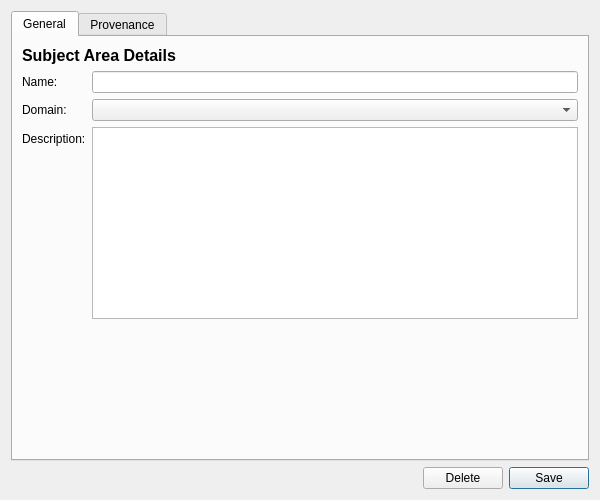
OreStudio/OreStudio, file projects/ores.qt/ui/SubjectAreaDetailDialog.ui: the form before one commit.
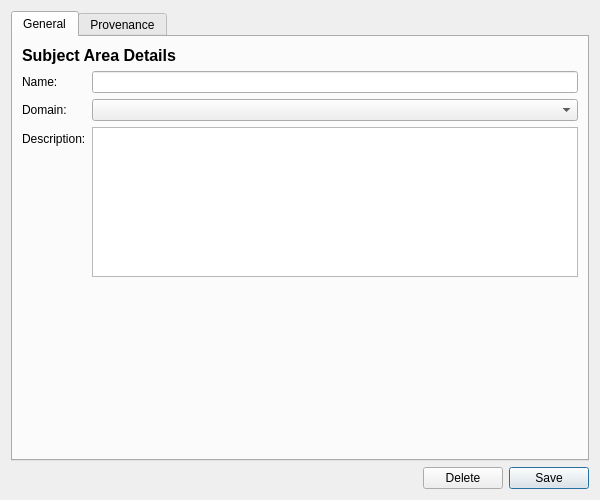
The form after the commit. Custom widgets are drawn as their Qt base class.

```diff
--- a/projects/ores.qt/ui/SubjectAreaDetailDialog.ui
+++ b/projects/ores.qt/ui/SubjectAreaDetailDialog.ui
@@ -82,8 +82,17 @@
          </item>
          <item row="2" column="1">
           <widget class="QPlainTextEdit" name="descriptionEdit">
-           <property name="maximumHeight">
-            <number>80</number>
+           <property name="minimumSize">
+            <size>
+             <width>0</width>
+             <height>80</height>
+            </size>
+           </property>
+           <property name="maximumSize">
+            <size>
+             <width>16777215</width>
+             <height>150</height>
+            </size>
            </property>
           </widget>
          </item>
```
